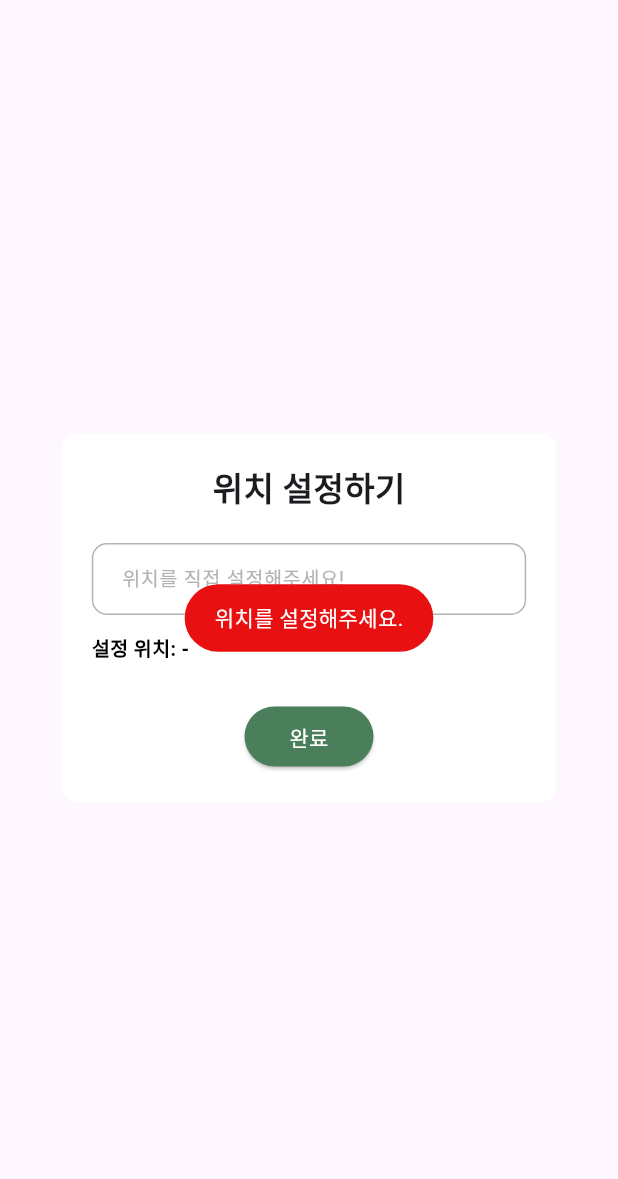
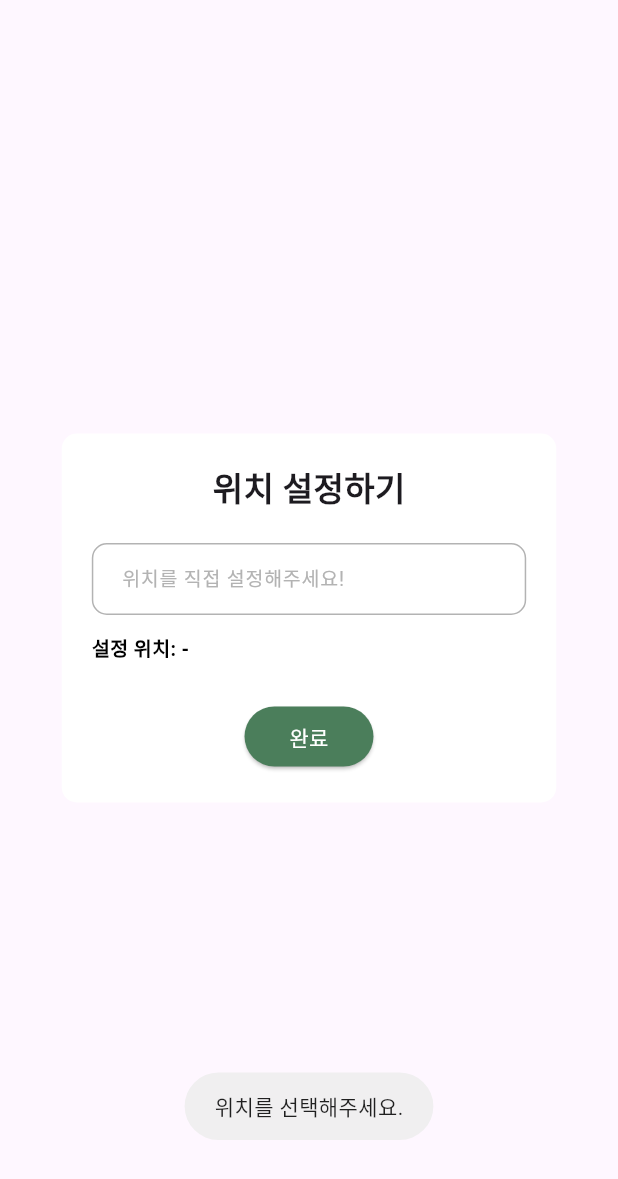
Before and after one commit to hansung-MobileCapstone/PlantyNote, a Flutter app: the LocationModal widget shown alone on an empty page, opened directly, after a tap on "완료", on a phone screen of 412 x 824 dp. Shown: the top 1179 px of the screen. Run offline on Flutter 3.47's test engine with Material 3 defaults, Android fonts, the phone set to English and light mode, and no system bars; our stand-ins replace carousel_slider, cloud_firestore, firebase_auth, firebase_core, firebase_storage, flutter_dotenv and 9 more; accounts and stored records are empty.

Commit message:
fix: 위치직접설정 오류 해결

```diff
--- a/lib/screens/modals/location_modal.dart
+++ b/lib/screens/modals/location_modal.dart
@@ -2,6 +2,7 @@ import 'dart:convert';
 import 'dart:io';
 import 'package:flutter/material.dart';
 import 'package:fluttertoast/fluttertoast.dart';
+import 'package:google_maps_flutter/google_maps_flutter.dart';
 import 'package:http/http.dart' as http;
 import 'package:flutter_dotenv/flutter_dotenv.dart';
 import 'package:go_router/go_router.dart';
@@ -18,6 +19,7 @@ class LocationModalState extends State<LocationModal> {
   final _locationController = TextEditingController();
   List<dynamic> _suggestions = [];
   String? _selectedAddress;
+  LatLng? _selectedLatLng; // 좌표 저장
 
   // 구글맵 api key 불러오기
   String get _apiKey => Platform.isAndroid
@@ -76,11 +78,17 @@ class LocationModalState extends State<LocationModal> {
 
     if (response.statusCode == 200) {
       final json = jsonDecode(response.body);
-      final address = json['result']['formatted_address'];
+      final result = json['result'];
+      final address = result['formatted_address'];
+      final loc = result['geometry']['location'];
+      final lat = (loc['lat'] as num).toDouble();
+      final lng = (loc['lng'] as num).toDouble();
+
 
       _locationController.removeListener(_onSearchChanged); // 재검색 트리거 방지
       setState(() {
         _selectedAddress = address;
+        _selectedLatLng = LatLng(lat, lng);
         _locationController.text = address; // 설정위치 업데이트
         _suggestions = [];
       });
@@ -188,16 +196,13 @@ class LocationModalState extends State<LocationModal> {
   Widget _submitButton() {
     return ElevatedButton(
       onPressed: () {
-        if (_locationController.text.trim().isNotEmpty) {
-          context.pop(_selectedAddress); // 설정한 위치를 MapCreateScreen으로 전송
+        if (_selectedAddress != null && _selectedLatLng != null) {
+          Navigator.of(context).pop({ // showDialog는 goRouter 불가임.
+            'address': _selectedAddress!,
+            'latLng': _selectedLatLng!,
+          });
         } else {
-          Fluttertoast.showToast(
-            msg: "위치를 설정해주세요.",
-            toastLength: Toast.LENGTH_SHORT,
-            gravity: ToastGravity.CENTER,
-            backgroundColor: const Color(0xFFE81010),
-            textColor: Colors.white,
-          );
+          Fluttertoast.showToast(msg: '위치를 선택해주세요.');
         }
       },
       style: ElevatedButton.styleFrom(
```
Also changed, not shown: lib/screens/map/map_create_screen.dart (+21 -12 lines).
